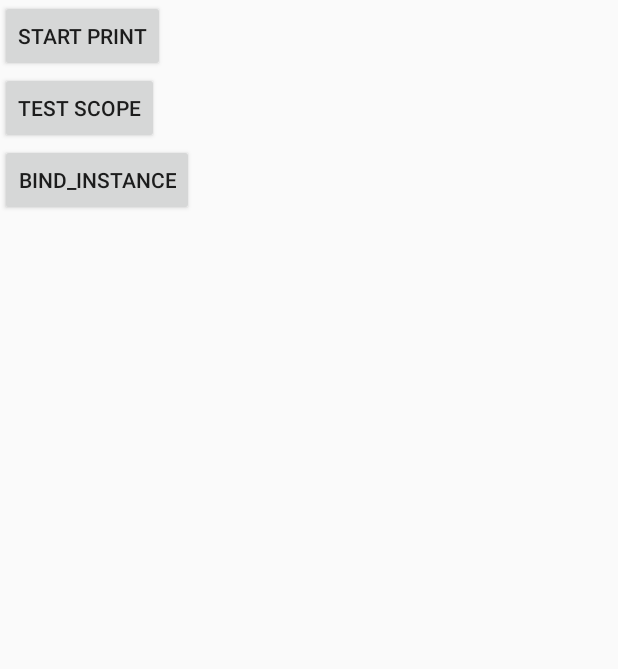
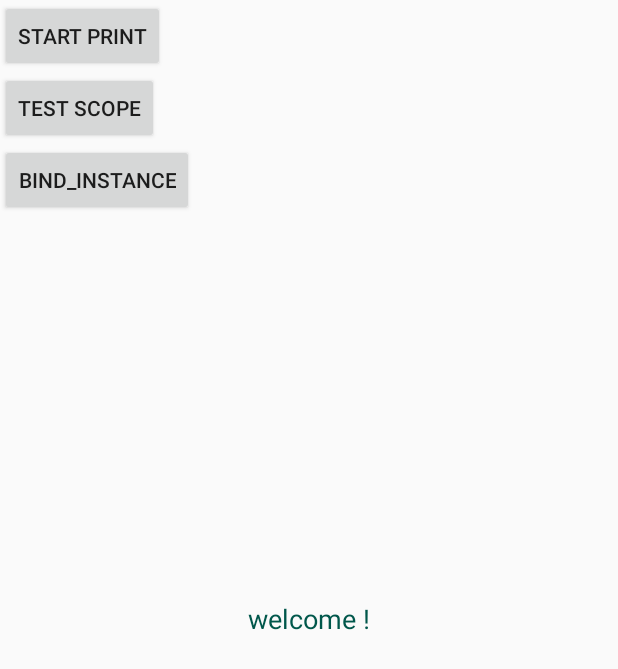
Before and after one commit to zhy060307/dagger2, an Android app: the layout activity_main.xml on its own in the app's theme, with its tools: preview values and no code run, on a phone screen of 412 x 824 dp. Shown: the top 669 px of the screen. Run offline under Robolectric (Android 15) with nearby library versions, the phone set to English and light mode, and no system bars.

```diff
--- a/app/src/main/java/com/zhy/dagger2/di/AppModule.java
+++ b/app/src/main/java/com/zhy/dagger2/di/AppModule.java
@@ -3,11 +3,14 @@ package com.zhy.dagger2.di;
 import android.content.Context;
 
 import com.zhy.dagger2.App;
+import com.zhy.dagger2.subcomponents.SubMainComponent;
+import com.zhy.dagger2.subcomponents.SubSecondComponent;
 
 import dagger.Module;
 import dagger.Provides;
 
-@Module
+@Module(subcomponents = {SubMainComponent.class,
+        SubSecondComponent.class})
 public class AppModule {
 
     @Provides
--- a/app/src/main/res/layout/activity_main.xml
+++ b/app/src/main/res/layout/activity_main.xml
@@ -33,4 +33,16 @@
         app:layout_constraintLeft_toLeftOf="parent"
         app:layout_constraintTop_toBottomOf="@+id/btn_test_scope" />
 
+    <TextView
+        android:id="@+id/tv_welcome"
+        android:layout_width="wrap_content"
+        android:layout_height="wrap_content"
+        android:textColor="@color/colorPrimaryDark"
+        android:textSize="18sp"
+        app:layout_constraintBottom_toBottomOf="parent"
+        app:layout_constraintEnd_toEndOf="parent"
+        app:layout_constraintStart_toStartOf="parent"
+        app:layout_constraintTop_toTopOf="parent"
+        tools:text="welcome !" />
+
 </android.support.constraint.ConstraintLayout>
```
Also changed, not shown: app/src/main/java/com/zhy/dagger2/MainActivity.java (+2 -5 lines), app/src/main/java/com/zhy/dagger2/SecondActivity.java (+4 -3 lines), app/src/main/java/com/zhy/dagger2/di/AppComponent.java (+5 -4 lines), app/src/main/java/com/zhy/dagger2/di/MainComponent.java (+2 -5 lines), app/src/main/java/com/zhy/dagger2/di/SecondComponent.java (+2 -5 lines), app/src/main/java/com/zhy/dagger2/subcomponents/SubMainComponent.java (added, +19 -0 lines), app/src/main/java/com/zhy/dagger2/subcomponents/SubSecondComponent.java (added, +18 -0 lines).
